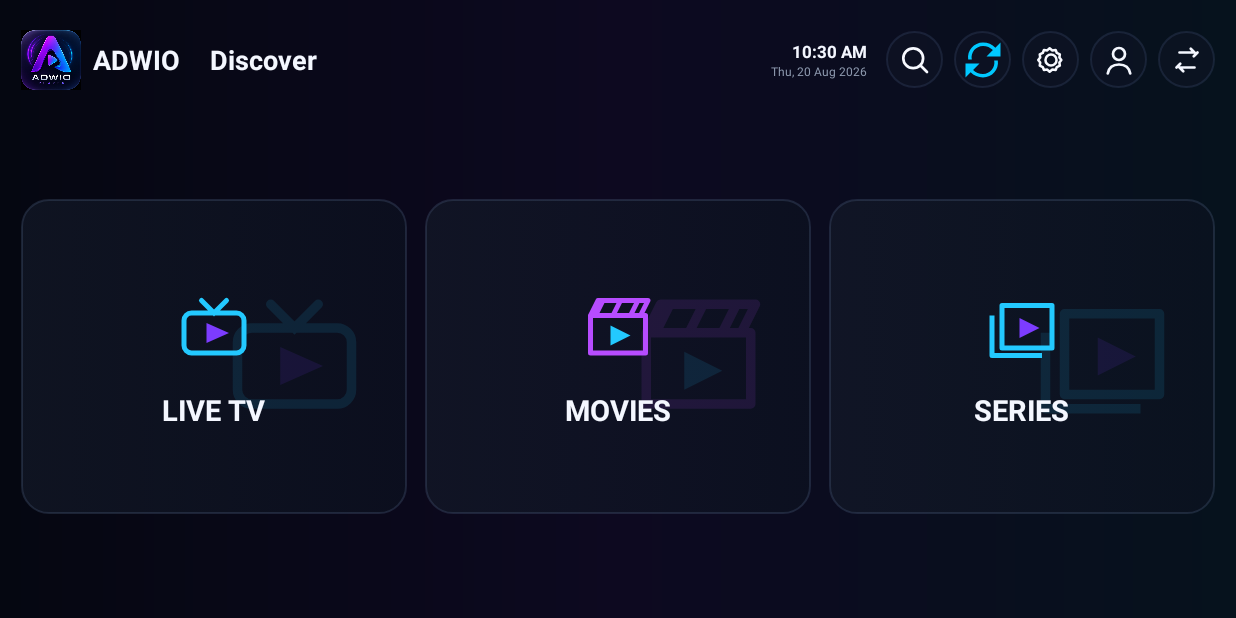
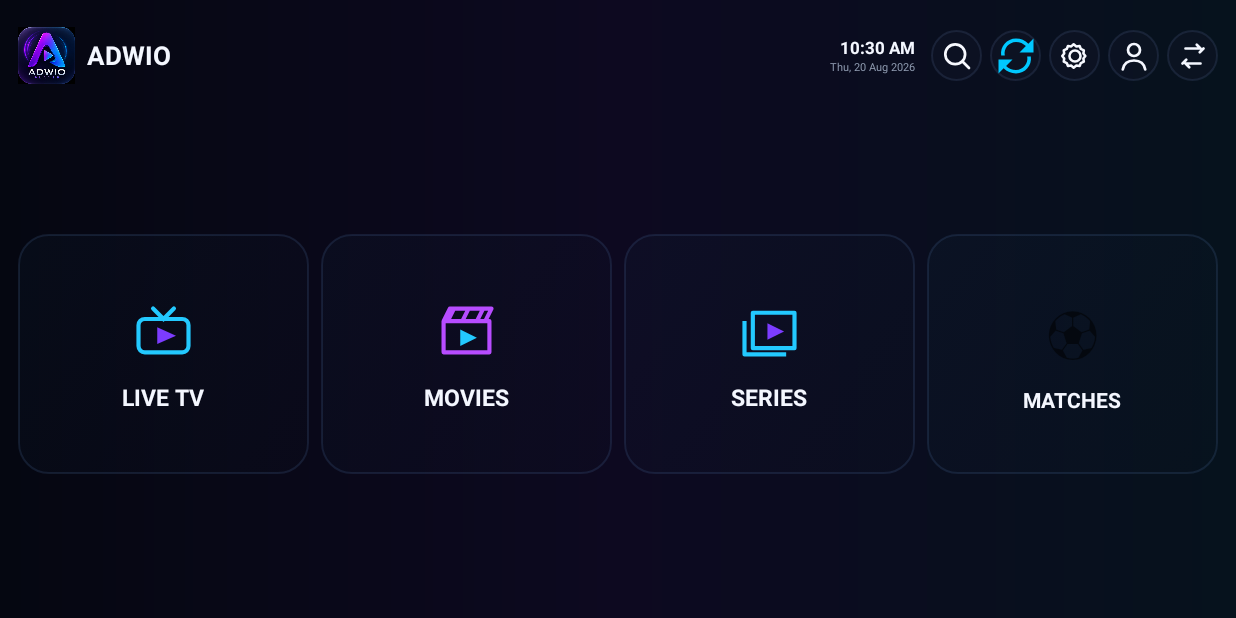
Before and after one commit to adam0012af-ai/ADWIO, an Android app: the HomeActivity screen opened directly, with no data from a screen before it, on a phone screen of 824 x 412 dp (held sideways). Run offline under Robolectric (Android 15) with nearby library versions, the phone set to English and light mode, and no system bars; pictures from the network do not load; 3 statements that could not run were skipped.

Commit message:
Apply ADWIO Final 4.3

```diff
--- a/app/build.gradle.kts
+++ b/app/build.gradle.kts
@@ -10,10 +10,11 @@ android {
         applicationId = "com.adwio.player"
         minSdk = 23
         targetSdk = 36
-        versionCode = 19
-        versionName = "4.2.0"
+        versionCode = 20
+        versionName = "4.3.0"
         buildConfigField("String", "APP_NAME", "\"ADWIO Player\"")
         buildConfigField("String", "CONTROL_API_URL", "\"${System.getenv("ADWIO_CONTROL_API_URL") ?: ""}\"")
+        buildConfigField("String", "FOOTBALL_DATA_TOKEN", "\"${System.getenv("FOOTBALL_DATA_TOKEN") ?: ""}\"")
     }
 
     val keystorePath = System.getenv("ADWIO_KEYSTORE_PATH")
--- a/app/src/main/java/com/adwio/player/ui/home/HomeActivity.kt
+++ b/app/src/main/java/com/adwio/player/ui/home/HomeActivity.kt
@@ -16,6 +16,7 @@ import com.adwio.player.ui.library.LibraryActivity
 import com.adwio.player.ui.profile.ProfileActivity
 import com.adwio.player.ui.playlist.UsersActivity
 import com.adwio.player.ui.settings.SettingsActivity
+import com.adwio.player.ui.sports.SportsActivity
 import kotlinx.coroutines.Dispatchers
 import kotlinx.coroutines.launch
 import kotlinx.coroutines.withContext
@@ -48,6 +49,7 @@ class HomeActivity : BaseFullscreenActivity() {
         b.liveCard.setOnClickListener { open(MediaType.LIVE) }
         b.moviesCard.setOnClickListener { open(MediaType.MOVIE) }
         b.seriesCard.setOnClickListener { open(MediaType.SERIES) }
+        b.matchesCard.setOnClickListener { startActivity(Intent(this, SportsActivity::class.java)) }
         b.settingsButton.setOnClickListener { startActivity(Intent(this, SettingsActivity::class.java)) }
         b.searchButton.setOnClickListener { startActivity(Intent(this, GlobalSearchActivity::class.java)) }
         b.userInfoButton.setOnClickListener { startActivity(Intent(this, ProfileActivity::class.java)) }
--- /dev/null
+++ b/app/src/main/res/drawable/bg_home_card_final.xml
@@ -0,0 +1,16 @@
+<selector xmlns:android="http://schemas.android.com/apk/res/android">
+    <item android:state_focused="true">
+        <shape android:shape="rectangle">
+            <corners android:radius="20dp"/>
+            <gradient android:angle="315" android:startColor="#2B1A5C7A" android:centerColor="#2E1D315F" android:endColor="#29100E22"/>
+            <stroke android:width="2dp" android:color="@color/adwio_cyan"/>
+        </shape>
+    </item>
+    <item>
+        <shape android:shape="rectangle">
+            <corners android:radius="20dp"/>
+            <gradient android:angle="315" android:startColor="#1D17354E" android:centerColor="#1B14243A" android:endColor="#18101824"/>
+            <stroke android:width="1dp" android:color="#344B6B9E"/>
+        </shape>
+    </item>
+</selector>
--- a/app/src/main/res/layout/activity_home.xml
+++ b/app/src/main/res/layout/activity_home.xml
@@ -2,229 +2,66 @@
     android:layout_width="match_parent"
     android:layout_height="match_parent"
     android:background="@drawable/bg_gradient">
-
     <LinearLayout
         android:layout_width="match_parent"
         android:layout_height="match_parent"
         android:orientation="vertical"
-        android:padding="14dp">
+        android:padding="12dp">
 
-        <LinearLayout
-            android:layout_width="match_parent"
-            android:layout_height="52dp"
-            android:gravity="center_vertical"
-            android:orientation="horizontal">
-
-            <ImageView
-                android:layout_width="40dp"
-                android:layout_height="40dp"
-                android:src="@drawable/ic_adwio"
-                android:scaleType="centerInside"/>
-
-            <TextView
-                android:layout_width="wrap_content"
-                android:layout_height="wrap_content"
-                android:layout_marginStart="8dp"
-                android:text="ADWIO"
-                android:textColor="@color/adwio_text"
-                android:textSize="18sp"
-                android:textStyle="bold"/>
-
-            <LinearLayout
-                android:layout_width="0dp"
-                android:layout_height="wrap_content"
-                android:layout_marginStart="20dp"
-                android:layout_weight="1"
-                android:orientation="vertical">
-
-                <TextView
-                    android:layout_width="wrap_content"
-                    android:layout_height="wrap_content"
-                    android:text="@string/home_discover_title"
-                    android:textColor="@color/adwio_text"
-                    android:textSize="18sp"
-                    android:textStyle="bold"/>
-
-                <TextView
-                    android:id="@+id/expiryText"
-                    android:layout_width="wrap_content"
-                    android:layout_height="wrap_content"
-                    android:layout_marginTop="2dp"
-                    android:textColor="@color/adwio_muted"
-                    android:textSize="9sp"
-                    android:visibility="gone"/>
+        <LinearLayout android:layout_width="match_parent" android:layout_height="50dp" android:gravity="center_vertical" android:orientation="horizontal">
+            <ImageView android:layout_width="38dp" android:layout_height="38dp" android:src="@drawable/ic_adwio" android:scaleType="centerInside"/>
+            <LinearLayout android:layout_width="0dp" android:layout_height="match_parent" android:layout_marginStart="8dp" android:layout_weight="1" android:gravity="center_vertical" android:orientation="vertical">
+                <TextView android:layout_width="wrap_content" android:layout_height="wrap_content" android:text="ADWIO" android:textColor="@color/adwio_text" android:textSize="17sp" android:textStyle="bold"/>
+                <TextView android:id="@+id/expiryText" android:layout_width="wrap_content" android:layout_height="wrap_content" android:textColor="@color/adwio_muted" android:textSize="8sp" android:visibility="gone"/>
             </LinearLayout>
-
-            <LinearLayout
-                android:layout_width="wrap_content"
-                android:layout_height="wrap_content"
-                android:layout_marginEnd="5dp"
-                android:gravity="end"
-                android:orientation="vertical">
-
-                <TextView
-                    android:id="@+id/clockText"
-                    android:layout_width="wrap_content"
-                    android:layout_height="wrap_content"
-                    android:textColor="@color/adwio_text"
-                    android:textSize="11sp"
-                    android:textStyle="bold"/>
-
-                <TextView
-                    android:id="@+id/dateText"
-                    android:layout_width="wrap_content"
-                    android:layout_height="wrap_content"
-                    android:textColor="@color/adwio_muted"
-                    android:textSize="8sp"/>
+            <LinearLayout android:layout_width="wrap_content" android:layout_height="wrap_content" android:layout_marginEnd="5dp" android:gravity="end" android:orientation="vertical">
+                <TextView android:id="@+id/clockText" android:layout_width="wrap_content" android:layout_height="wrap_content" android:textColor="@color/adwio_text" android:textSize="11sp" android:textStyle="bold"/>
+                <TextView android:id="@+id/dateText" android:layout_width="wrap_content" android:layout_height="wrap_content" android:textColor="@color/adwio_muted" android:textSize="7sp"/>
             </LinearLayout>
-
-            <ImageButton
-                android:id="@+id/searchButton"
-                android:layout_width="38dp"
-                android:layout_height="38dp"
-                android:layout_marginStart="7dp"
-                android:background="@drawable/bg_top_icon"
-                android:contentDescription="@string/search"
-                android:padding="9dp"
-                android:src="@drawable/ic_search_modern"/>
-
-            <ImageButton
-                android:id="@+id/refreshButton"
-                android:layout_width="38dp"
-                android:layout_height="38dp"
-                android:layout_marginStart="7dp"
-                android:background="@drawable/bg_top_icon"
-                android:contentDescription="Refresh content"
-                android:padding="9dp"
-                android:src="@drawable/ic_refresh_modern"/>
-
-            <ImageButton
-                android:id="@+id/settingsButton"
-                android:layout_width="38dp"
-                android:layout_height="38dp"
-                android:layout_marginStart="7dp"
-                android:background="@drawable/bg_top_icon"
-                android:contentDescription="@string/settings"
-                android:padding="9dp"
-                android:src="@drawable/ic_settings_modern"/>
-
-            <ImageButton
-                android:id="@+id/userInfoButton"
-                android:layout_width="38dp"
-                android:layout_height="38dp"
-                android:layout_marginStart="7dp"
-                android:background="@drawable/bg_top_icon"
-                android:contentDescription="User information"
-                android:padding="9dp"
-                android:src="@drawable/ic_user_modern"/>
-
-            <ImageButton
-                android:id="@+id/switchAccountButton"
-                android:layout_width="38dp"
-                android:layout_height="38dp"
-                android:layout_marginStart="7dp"
-                android:background="@drawable/bg_top_icon"
-                android:contentDescription="Switch playlist"
-                android:padding="9dp"
-                android:src="@drawable/ic_switch_modern"/>
+            <ImageButton android:id="@+id/searchButton" android:layout_width="34dp" android:layout_height="34dp" android:layout_marginStart="5dp" android:background="@drawable/bg_top_icon" android:contentDescription="@string/search" android:padding="8dp" android:src="@drawable/ic_search_modern"/>
+            <ImageButton android:id="@+id/refreshButton" android:layout_width="34dp" android:layout_height="34dp" android:layout_marginStart="5dp" android:background="@drawable/bg_top_icon" android:contentDescription="Refresh" android:padding="8dp" android:src="@drawable/ic_refresh_modern"/>
+            <ImageButton android:id="@+id/settingsButton" android:layout_width="34dp" android:layout_height="34dp" android:layout_marginStart="5dp" android:background="@drawable/bg_top_icon" android:contentDescription="@string/settings" android:padding="8dp" android:src="@drawable/ic_settings_modern"/>
+            <ImageButton android:id="@+id/userInfoButton" android:layout_width="34dp" android:layout_height="34dp" android:layout_marginStart="5dp" android:background="@drawable/bg_top_icon" android:contentDescription="User information" android:padding="8dp" android:src="@drawable/ic_user_modern"/>
+            <ImageButton android:id="@+id/switchAccountButton" android:layout_width="34dp" android:layout_height="34dp" android:layout_marginStart="5dp" android:background="@drawable/bg_top_icon" android:contentDescription="Switch account" android:padding="8dp" android:src="@drawable/ic_switch_modern"/>
         </LinearLayout>
 
         <LinearLayout
             android:layout_width="match_parent"
             android:layout_height="0dp"
-            android:layout_marginTop="12dp"
+            android:layout_marginTop="10dp"
             android:layout_weight="1"
             android:gravity="center"
             android:orientation="horizontal"
-            android:weightSum="3">
+            android:weightSum="4">
 
-            <FrameLayout
-                android:id="@+id/liveCard"
-                android:layout_width="0dp"
-                android:layout_height="210dp"
-                android:layout_weight="1"
-                android:layout_marginEnd="8dp"
-                android:background="@drawable/bg_home_card"
-                android:clickable="true"
-                android:focusable="true">
-
-                <ImageView
-                    android:layout_width="150dp"
-                    android:layout_height="150dp"
-                    android:layout_gravity="end|center_vertical"
-                    android:alpha="0.11"
-                    android:padding="18dp"
-                    android:src="@drawable/ic_live_modern"/>
-
-                <LinearLayout
-                    android:layout_width="match_parent"
-                    android:layout_height="match_parent"
-                    android:gravity="center"
-                    android:orientation="vertical"
-                    android:padding="14dp">
-                    <ImageView android:layout_width="60dp" android:layout_height="60dp" android:src="@drawable/ic_live_modern"/>
-                    <TextView android:layout_width="wrap_content" android:layout_height="wrap_content" android:layout_marginTop="11dp" android:text="@string/live_title" android:textColor="@color/adwio_text" android:textSize="19sp" android:textStyle="bold"/>
+            <FrameLayout android:id="@+id/liveCard" android:layout_width="0dp" android:layout_height="160dp" android:layout_weight="1" android:layout_marginEnd="4dp" android:background="@drawable/bg_home_card_final" android:clickable="true" android:focusable="true">
+                <LinearLayout android:layout_width="match_parent" android:layout_height="match_parent" android:gravity="center" android:orientation="vertical">
+                    <ImageView android:layout_width="50dp" android:layout_height="50dp" android:src="@drawable/ic_live_modern"/>
+                    <TextView android:layout_width="wrap_content" android:layout_height="wrap_content" android:layout_marginTop="8dp" android:text="@string/live_title" android:textColor="@color/adwio_text" android:textSize="15sp" android:textStyle="bold"/>
                     <TextView android:id="@+id/liveCountText" android:layout_width="1dp" android:layout_height="1dp" android:visibility="gone"/>
                 </LinearLayout>
             </FrameLayout>
 
-            <FrameLayout
-                android:id="@+id/moviesCard"
-                android:layout_width="0dp"
-                android:layout_height="210dp"
-                android:layout_weight="1"
-                android:layout_marginHorizontal="4dp"
-                android:background="@drawable/bg_home_card"
-                android:clickable="true"
-                android:focusable="true">
-
-                <ImageView
-                    android:layout_width="150dp"
-                    android:layout_height="150dp"
-                    android:layout_gravity="end|center_vertical"
-                    android:alpha="0.11"
-                    android:padding="18dp"
-                    android:src="@drawable/ic_movie_modern"/>
-
-                <LinearLayout
-                    android:layout_width="match_parent"
-                    android:layout_height="match_parent"
-                    android:gravity="center"
-                    android:orientation="vertical"
-                    android:padding="14dp">
-                    <ImageView android:layout_width="60dp" android:layout_height="60dp" android:src="@drawable/ic_movie_modern"/>
-                    <TextView android:layout_width="wrap_content" android:layout_height="wrap_content" android:layout_marginTop="11dp" android:text="@string/movies_title" android:textColor="@color/adwio_text" android:textSize="19sp" android:textStyle="bold"/>
+            <FrameLayout android:id="@+id/moviesCard" android:layout_width="0dp" android:layout_height="160dp" android:layout_weight="1" android:layout_marginHorizontal="4dp" android:background="@drawable/bg_home_card_final" android:clickable="true" android:focusable="true">
+                <LinearLayout android:layout_width="match_parent" android:layout_height="match_parent" android:gravity="center" android:orientation="vertical">
+                    <ImageView android:layout_width="50dp" android:layout_height="50dp" android:src="@drawable/ic_movie_modern"/>
+                    <TextView android:layout_width="wrap_content" android:layout_height="wrap_content" android:layout_marginTop="8dp" android:text="@string/movies_title" android:textColor="@color/adwio_text" android:textSize="15sp" android:textStyle="bold"/>
                     <TextView android:id="@+id/moviesCountText" android:layout_width="1dp" android:layout_height="1dp" android:visibility="gone"/>
                 </LinearLayout>
             </FrameLayout>
 
-            <FrameLayout
-                android:id="@+id/seriesCard"
-                android:layout_width="0dp"
-                android:layout_height="210dp"
-                android:layout_weight="1"
-                android:layout_marginStart="8dp"
-                android:background="@drawable/bg_home_card"
-                android:clickable="true"
-                android:focusable="true">
+            <FrameLayout android:id="@+id/seriesCard" android:layout_width="0dp" android:layout_height="160dp" android:layout_weight="1" android:layout_marginHorizontal="4dp" android:background="@drawable/bg_home_card_final" android:clickable="true" android:focusable="true">
+                <LinearLayout android:layout_width="match_parent" android:layout_height="match_parent" android:gravity="center" android:orientation="vertical">
+                    <ImageView android:layout_width="50dp" android:layout_height="50dp" android:src="@drawable/ic_series_modern"/>
+                    <TextView android:layout_width="wrap_content" android:layout_height="wrap_content" android:layout_marginTop="8dp" android:text="@string/series_title" android:textColor="@color/adwio_text" android:textSize="15sp" android:textStyle="bold"/>
+                    <TextView android:id="@+id/seriesCountText" android:layout_width="1dp" android:layout_height="1dp" android:visibility="gone"/>
+                </LinearLayout>
+            </FrameLayout>
 
-                <ImageView
-                    android:layout_width="150dp"
-                    android:layout_height="150dp"
-                    android:layout_gravity="end|center_vertical"
-                    android:alpha="0.11"
-                    android:padding="18dp"
-                    android:src="@drawable/ic_series_modern"/>
-
-                <LinearLayout
-                    android:layout_width="match_parent"
-                    android:layout_height="match_parent"
-                    android:gravity="center"
-                    android:orientation="vertical"
-                    android:padding="14dp">
-                    <ImageView android:layout_width="60dp" android:layout_height="60dp" android:src="@drawable/ic_series_modern"/>
-                    <TextView android:layout_width="wrap_content" android:layout_height="wrap_content" android:layout_marginTop="11dp" android:text="@string/series_title" android:textColor="@color/adwio_text" android:textSize="19sp" android:textStyle="bold"/>
-                    <TextView android:id="@+id/seriesCountText" android:layout_width="1dp" android:layout_height="1dp" android:visibility="gone"/>
+            <FrameLayout android:id="@+id/matchesCard" android:layout_width="0dp" android:layout_height="160dp" android:layout_weight="1" android:layout_marginStart="4dp" android:background="@drawable/bg_home_card_final" android:clickable="true" android:focusable="true">
+                <LinearLayout android:layout_width="match_parent" android:layout_height="match_parent" android:gravity="center" android:orientation="vertical">
+                    <TextView android:layout_width="54dp" android:layout_height="54dp" android:gravity="center" android:text="⚽" android:textSize="34sp"/>
+                    <TextView android:layout_width="wrap_content" android:layout_height="wrap_content" android:layout_marginTop="7dp" android:text="@string/sports_title" android:textColor="@color/adwio_text" android:textSize="14sp" android:textStyle="bold"/>
                 </LinearLayout>
             </FrameLayout>
         </LinearLayout>
```
Also changed, not shown: app/src/main/AndroidManifest.xml (+7 -3 lines), app/src/main/java/com/adwio/player/ui/sports/MatchReminderReceiver.kt (added, +40 -0 lines), app/src/main/java/com/adwio/player/ui/sports/MatchReminderScheduler.kt (added, +38 -0 lines), app/src/main/java/com/adwio/player/ui/sports/SportsActivity.kt (added, +96 -0 lines), app/src/main/java/com/adwio/player/ui/sports/SportsAdapter.kt (added, +117 -0 lines), app/src/main/java/com/adwio/player/ui/sports/SportsClient.kt (added, +65 -0 lines), app/src/main/java/com/adwio/player/ui/sports/SportsFavorites.kt (added, +15 -0 lines), app/src/main/java/com/adwio/player/ui/sports/SportsModels.kt (added, +14 -0 lines), app/src/main/res/layout/activity_sports.xml (added, +83 -0 lines), app/src/main/res/values/sports_strings.xml (added, +7 -0 lines), 2 other files.
